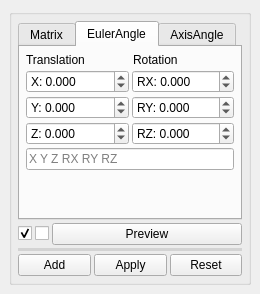
Above: src/edit/transformation.ui from Libaocheng3811/PointWorks before the change. Below: the same form after it.
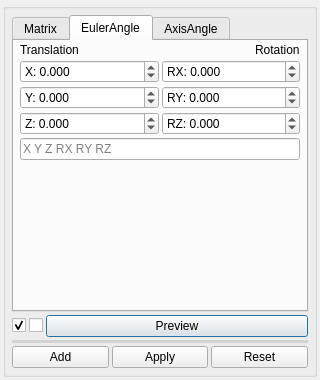
That is the form after the change. The open tabs and pages were chosen to show the change. Icons and pictures are not drawn.

What changed in the file:
```diff
--- a/src/edit/transformation.ui
+++ b/src/edit/transformation.ui
@@ -1,19 +1,19 @@
 <?xml version="1.0" encoding="UTF-8"?>
 <ui version="4.0">
  <class>Transformation</class>
- <widget class="QDockWidget" name="Transformation">
+ <widget class="QDialog" name="Transformation">
   <property name="geometry">
    <rect>
     <x>0</x>
     <y>0</y>
-    <width>260</width>
-    <height>294</height>
+    <width>320</width>
+    <height>380</height>
    </rect>
   </property>
   <property name="minimumSize">
    <size>
-    <width>260</width>
-    <height>294</height>
+    <width>320</width>
+    <height>380</height>
    </size>
   </property>
   <property name="styleSheet">
@@ -22,8 +22,25 @@
   <property name="windowTitle">
    <string>Transformation</string>
   </property>
-  <widget class="QWidget" name="dockWidgetContents">
+  <property name="styleSheet">
+   <string notr="true">font: 9pt &quot;微软雅黑&quot;;</string>
+  </property>
    <layout class="QVBoxLayout" name="verticalLayout">
+   <property name="spacing">
+    <number>3</number>
+   </property>
+   <property name="leftMargin">
+    <number>3</number>
+   </property>
+   <property name="topMargin">
+    <number>3</number>
+   </property>
+   <property name="rightMargin">
+    <number>3</number>
+   </property>
+   <property name="bottomMargin">
+    <number>3</number>
+   </property>
     <item>
      <widget class="QGroupBox" name="groupBox">
       <property name="sizePolicy">
@@ -32,9 +49,6 @@
         <verstretch>0</verstretch>
        </sizepolicy>
       </property>
-      <property name="styleSheet">
-       <string notr="true">font: 9pt &quot;微软雅黑&quot;;</string>
-      </property>
       <property name="title">
        <string/>
       </property>
@@ -59,32 +73,8 @@
          <property name="focusPolicy">
           <enum>Qt::TabFocus</enum>
          </property>
-         <property name="layoutDirection">
-          <enum>Qt::LeftToRight</enum>
-         </property>
-         <property name="autoFillBackground">
-          <bool>false</bool>
-         </property>
-         <property name="tabPosition">
-          <enum>QTabWidget::North</enum>
-         </property>
-         <property name="tabShape">
-          <enum>QTabWidget::Rounded</enum>
-         </property>
          <property name="currentIndex">
-          <number>0</number>
-         </property>
-         <property name="usesScrollButtons">
-          <bool>true</bool>
-         </property>
-         <property name="documentMode">
-          <bool>false</bool>
-         </property>
-         <property name="tabsClosable">
-          <bool>false</bool>
-         </property>
-         <property name="movable">
-          <bool>false</bool>
+         <number>2</number>
          </property>
          <widget class="QWidget" name="tab">
           <attribute name="title">
@@ -153,28 +143,50 @@
             <number>6</number>
            </property>
            <property name="topMargin">
-            <number>6</number>
+           <number>2</number>
            </property>
            <property name="rightMargin">
             <number>6</number>
            </property>
            <property name="bottomMargin">
-            <number>6</number>
+           <number>2</number>
            </property>
            <item>
             <layout class="QHBoxLayout" name="horizontalLayout_5">
-             <property name="spacing">
-              <number>6</number>
-             </property>
              <item>
               <widget class="QLabel" name="label_9">
+              <property name="sizePolicy">
+               <sizepolicy hsizetype="Preferred" vsizetype="Fixed">
+                <horstretch>0</horstretch>
+                <verstretch>0</verstretch>
+               </sizepolicy>
+              </property>
                <property name="text">
                 <string>Translation</string>
                </property>
               </widget>
              </item>
+            <item>
+             <spacer name="spacer_euler">
+              <property name="orientation">
+               <enum>Qt::Horizontal</enum>
+              </property>
+              <property name="sizeHint" stdset="0">
+               <size>
+                <width>0</width>
+                <height>0</height>
+               </size>
+              </property>
+             </spacer>
+            </item>
              <item>
               <widget class="QLabel" name="label_8">
+              <property name="sizePolicy">
+               <sizepolicy hsizetype="Preferred" vsizetype="Fixed">
+                <horstretch>0</horstretch>
+                <verstretch>0</verstretch>
+               </sizepolicy>
+              </property>
                <property name="text">
                 <string>Rotation</string>
                </property>
@@ -187,7 +199,7 @@
              <item>
               <widget class="QDoubleSpinBox" name="dspin_tx1">
                <property name="sizePolicy">
-                <sizepolicy hsizetype="Ignored" vsizetype="Fixed">
+               <sizepolicy hsizetype="Expanding" vsizetype="Fixed">
                  <horstretch>0</horstretch>
                  <verstretch>0</verstretch>
                 </sizepolicy>
@@ -212,7 +224,7 @@
              <item>
               <widget class="QDoubleSpinBox" name="dspin_rx1">
                <property name="sizePolicy">
-                <sizepolicy hsizetype="Ignored" vsizetype="Fixed">
+               <sizepolicy hsizetype="Expanding" vsizetype="Fixed">
                  <horstretch>0</horstretch>
                  <verstretch>0</verstretch>
                 </sizepolicy>
@@ -241,7 +253,7 @@
              <item>
               <widget class="QDoubleSpinBox" name="dspin_ty1">
                <property name="sizePolicy">
-                <sizepolicy hsizetype="Ignored" vsizetype="Fixed">
+               <sizepolicy hsizetype="Expanding" vsizetype="Fixed">
                  <horstretch>0</horstretch>
                  <verstretch>0</verstretch>
                 </sizepolicy>
@@ -266,7 +278,7 @@
              <item>
               <widget class="QDoubleSpinBox" name="dspin_ry1">
                <property name="sizePolicy">
-                <sizepolicy hsizetype="Ignored" vsizetype="Fixed">
+               <sizepolicy hsizetype="Expanding" vsizetype="Fixed">
                  <horstretch>0</horstretch>
                  <verstretch>0</verstretch>
                 </sizepolicy>
@@ -274,9 +286,6 @@
                <property name="prefix">
                 <string>RY: </string>
                </property>
-               <property name="suffix">
-                <string/>
-               </property>
                <property name="decimals">
                 <number>3</number>
                </property>
@@ -298,7 +307,7 @@
              <item>
               <widget class="QDoubleSpinBox" name="dspin_tz1">
                <property name="sizePolicy">
-                <sizepolicy hsizetype="Ignored" vsizetype="Fixed">
+               <sizepolicy hsizetype="Expanding" vsizetype="Fixed">
                  <horstretch>0</horstretch>
                  <verstretch>0</verstretch>
                 </sizepolicy>
@@ -323,7 +332,7 @@
              <item>
               <widget class="QDoubleSpinBox" name="dspin_rz1">
                <property name="sizePolicy">
-                <sizepolicy hsizetype="Ignored" vsizetype="Fixed">
+               <sizepolicy hsizetype="Expanding" vsizetype="Fixed">
                  <horstretch>0</horstretch>
                  <verstretch>0</verstretch>
                 </sizepolicy>
@@ -361,7 +370,7 @@
              </property>
              <property name="sizeHint" stdset="0">
               <size>
-               <width>0</width>
+              <width>20</width>
                <height>0</height>
               </size>
              </property>
@@ -719,7 +728,6 @@
     </item>
    </layout>
   </widget>
- </widget>
  <resources>
   <include location="../res/res.qrc"/>
  </resources>
```
Left out of the diff: 88 changed lines with no effect on the pictures. Lines whose indentation alone changed are shown as unchanged.
